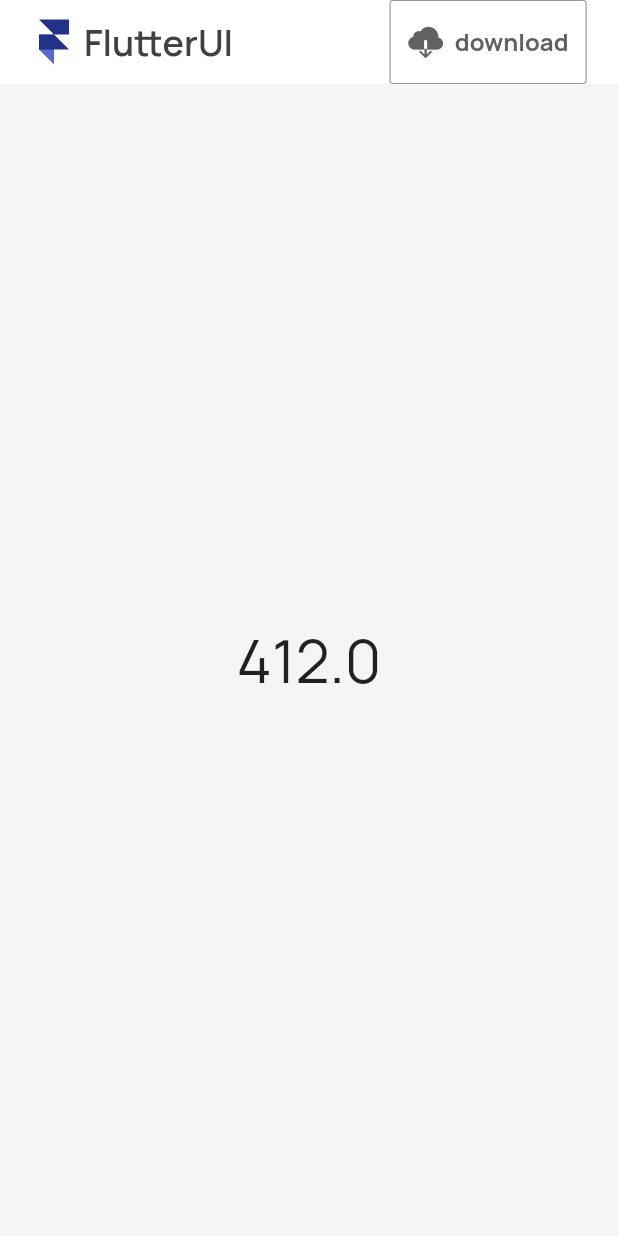
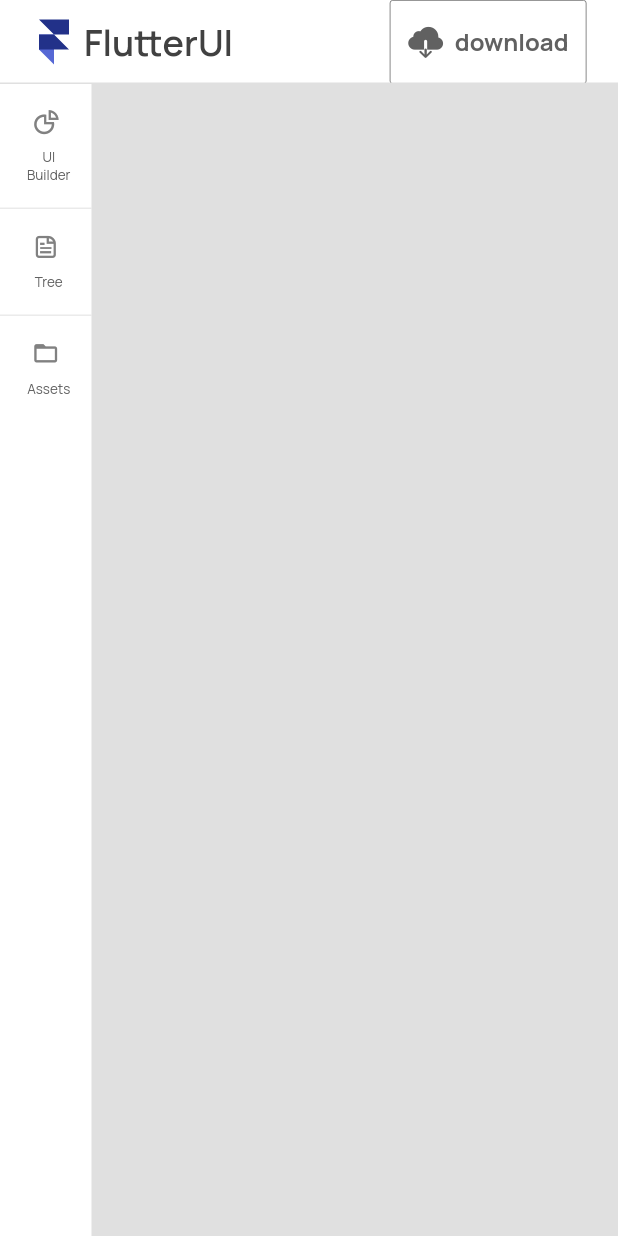
Before and after one commit to sajadmaster/app.FlutterUI.io, a Flutter app: the screen it shows after launch, on a phone screen of 412 x 824 dp. Run offline on Flutter 3.47's test engine with Material 2 defaults, Android fonts, the phone set to English and light mode, and no system bars; our stand-ins replace flutter_svg, get, get_storage; missing offline and left inert: loading_overlay_pro.

Commit message:
Design left navigation

```diff
--- a/lib/constant/colors.dart
+++ b/lib/constant/colors.dart
@@ -7,13 +7,11 @@ class MyColors {
   static const primary = Color(0xFFFCD535);
   static const textPrimary = Color(0xFFF1C204);
   static const onPrimary = Color(0xFF1E2329);
-  static const background = Color(0xFFE5E5E5);
 
   static const red = Color(0xFFEE6055);
   static const error = Color(0xFFB00020);
   static const link = Color(0xFFF1C204);
   static const success = Color(0xFF0AA450);
-  static const divider = Color(0xFFE4E5E5);
   static const subTitle = Color(0xFF4F5661);
   static const desc = Color(0xFF7C8799);
   static const desc2 = Color(0xFFB3B4B6);
@@ -29,6 +27,8 @@ class MyColors {
 
   static const text = Color(0xff000000);
   static const border = grey05;
+  static const divider = grey01;
+  static const background = Color(0xFFFFFFFF);
 
   static const grey01 = Color(0xffe0e0e0);
   static const grey02 = Color(0xffc0c0c0);
--- a/lib/constant/dimens.dart
+++ b/lib/constant/dimens.dart
@@ -2,6 +2,7 @@ import 'dart:ui';
 
 class MyDimens {
   static const double borderWidth = 0.5;
+  static const double divider = 1.0;
   static const double buttonRadius = 2.0;
   static const double radius = 10.0;
   static const double marginHorizontal1 = 21.0;
--- a/lib/constant/icons.dart
+++ b/lib/constant/icons.dart
@@ -1,4 +1,4 @@
-/// Flutter icons MyFlutterApp
+/// Flutter icons MyIcons
 /// Copyright (C) 2021 by original authors @ fluttericon.com, fontello.com
 /// This font was generated by FlutterIcon.com, which is derived from Fontello.
 ///
@@ -21,10 +21,7 @@ class MyIcons {
   static const _kFontFam = 'MyIcons';
   static const String? _kFontPkg = null;
 
-  static const IconData handshake = IconData(0xf2b5, fontFamily: _kFontFam, fontPackage: _kFontPkg);
-  static const IconData docAdd = IconData(0xe801, fontFamily: _kFontFam, fontPackage: _kFontPkg);
-  static const IconData userAdd = IconData(0xe802, fontFamily: _kFontFam, fontPackage: _kFontPkg);
-  static const IconData logo = IconData(0xe803, fontFamily: _kFontFam, fontPackage: _kFontPkg);
-  static const IconData moon = IconData(0xe800, fontFamily: _kFontFam, fontPackage: _kFontPkg);
-
+  static const IconData chart = IconData(0xe800, fontFamily: _kFontFam, fontPackage: _kFontPkg);
+  static const IconData file_document = IconData(0xe801, fontFamily: _kFontFam, fontPackage: _kFontPkg);
+  static const IconData folder = IconData(0xe802, fontFamily: _kFontFam, fontPackage: _kFontPkg);
 }
--- a/lib/constant/strings.dart
+++ b/lib/constant/strings.dart
@@ -4,6 +4,10 @@ class MyStrings {
   static const String appName = 'appName';
   static const String download = 'download';
 
+  static const String uiBuilder = 'uiBuilder';
+  static const String tree = 'tree';
+  static const String assets = 'assets';
+
 
 
 }
--- a/lib/pages/main/controller/controller.dart
+++ b/lib/pages/main/controller/controller.dart
@@ -1,12 +1,42 @@
 import 'package:flutter/cupertino.dart';
+import 'package:flutter/material.dart';
+import 'package:flutterui_web/constant/icons.dart';
 import 'package:flutterui_web/constant/strings.dart';
+import 'package:flutterui_web/pages/main/models/item_left_navigation.dart';
 import 'package:get/get.dart';
 import 'package:get_storage/get_storage.dart';
 
 class MainController extends GetxController {
+  RxString text = MyStrings.appName.tr.obs;
+  RxList<ItemLeftNavigation> items = <ItemLeftNavigation>[].obs;
 
-  RxString text = MyStrings.appName.tr.obs;
+  @override
+  void onInit() {
+    // TODO: implement onInit
+    super.onInit();
+    getItems();
+  }
 
+  getItems() {
+    items.clear();
 
-
+    items.add(
+      ItemLeftNavigation(
+          title: MyStrings.uiBuilder.tr,
+          icon: MyIcons.chart,
+          onPressed: () => null),
+    );
+    items.add(
+      ItemLeftNavigation(
+          title: MyStrings.tree.tr,
+          icon: MyIcons.file_document,
+          onPressed: () => null),
+    );
+    items.add(
+      ItemLeftNavigation(
+          title: MyStrings.assets.tr,
+          icon: Icons.folder_open_outlined,
+          onPressed: () => null),
+    );
+  }
 }
--- /dev/null
+++ b/lib/pages/main/models/item_left_navigation.dart
@@ -0,0 +1,14 @@
+import 'package:flutter/cupertino.dart';
+
+class ItemLeftNavigation {
+  String title;
+  IconData icon;
+  Function() onPressed;
+
+  ItemLeftNavigation({
+    required this.title,
+    required this.icon,
+    required this.onPressed});
+
+
+}
--- a/lib/pages/main/view/body.dart
+++ b/lib/pages/main/view/body.dart
@@ -1,10 +1,30 @@
 part of 'view.dart';
 
 Widget getBody(MainController controller) {
-  return Center(
-    child: Text(
-      Get.width.toString(),
-      style: TextStyle(fontSize: 40),
-    ),
+  return Row(
+    mainAxisSize: MainAxisSize.max,
+    crossAxisAlignment: CrossAxisAlignment.start,
+    children: [
+      SizedBox(
+        width: 61,
+        child: ListView.separated(
+          scrollDirection: Axis.vertical,
+          shrinkWrap: true,
+          physics: const ClampingScrollPhysics(),
+          itemBuilder: (context, index) => _buildItems(controller, index),
+          itemCount: controller.items.length,
+          separatorBuilder: (BuildContext context, int index) {
+            return const DividerWidget();
+          },
+        ),
+      ),
+      Expanded(child: Container(color: MyColors.grey01,),)
+    ],
   );
 }
+
+Widget _buildItems(MainController controller, int index) {
+  ItemLeftNavigation item = controller.items[index];
+  return getLeftNavigationItems(
+      text: item.title, icon: item.icon, onTap: item.onPressed);
+}
--- a/lib/pages/main/view/view.dart
+++ b/lib/pages/main/view/view.dart
@@ -5,7 +5,10 @@ import 'dart:ui';
 import 'package:flutter/material.dart';
 import 'package:flutterui_web/constant/colors.dart';
 import 'package:flutterui_web/constant/images.dart';
+import 'package:flutterui_web/pages/main/models/item_left_navigation.dart';
 import 'package:flutterui_web/widgets/appbar.dart';
+import 'package:flutterui_web/widgets/divider_widget.dart';
+import 'package:flutterui_web/widgets/item_left_navigation.dart';
 import 'package:get/get.dart';
 
 import '../controller/controller.dart';
@@ -22,7 +25,7 @@ class View extends StatelessWidget {
         initState: (state) {},
         builder: (_) {
           return Scaffold(
-              backgroundColor: MyColors.bgArc,
+              backgroundColor: MyColors.background,
               appBar: getAppbar(title: _.text.toString(), iconStart: MyImages.icon,),
               body: getBody(_));
         });
--- a/lib/translations/en_US/en_us_translations.dart
+++ b/lib/translations/en_US/en_us_translations.dart
@@ -3,4 +3,7 @@ import 'package:flutterui_web/constant/strings.dart';
 final Map<String, String> enUS = {
   MyStrings.appName: 'FlutterUI',
   MyStrings.download: 'download',
+  MyStrings.uiBuilder: 'UI\nBuilder',
+  MyStrings.tree: 'Tree',
+  MyStrings.assets: 'Assets',
 };
--- a/lib/widgets/appbar.dart
+++ b/lib/widgets/appbar.dart
@@ -15,6 +15,7 @@ AppBar getAppbar({required String title,
   Function()? onPressed,
   List<Widget>? actions}) {
   return AppBar(
+    shape: const Border(bottom: BorderSide(color: MyColors.divider, width: MyDimens.divider)),
     centerTitle: false,
     backgroundColor: MyColors.header,
     title: Row(
--- /dev/null
+++ b/lib/widgets/divider_widget.dart
@@ -0,0 +1,13 @@
+import 'package:flutterui_web/constant/colors.dart';
+import 'package:flutter/material.dart';
+import 'package:flutterui_web/constant/dimens.dart';
+import 'package:loading_overlay_pro/animations/bouncing_line.dart';
+
+class DividerWidget extends StatelessWidget {
+  const DividerWidget({Key? key}) : super(key: key);
+
+  @override
+  Widget build(BuildContext context) {
+    return const Divider(color: MyColors.divider, height: MyDimens.divider,);
+  }
+}
--- /dev/null
+++ b/lib/widgets/item_left_navigation.dart
@@ -0,0 +1,18 @@
+import 'package:flutter/material.dart';
+import 'package:flutterui_web/constant/colors.dart';
+import 'package:flutterui_web/constant/styles.dart';
+
+import 'text_primary.dart';
+
+Widget getLeftNavigationItems(
+    {required String text, required IconData icon, required Function() onTap}) {
+  return Column(
+    children: [
+      const SizedBox(height: 16.0,),
+      Icon(icon, color: MyColors.grey04, size: 18.3,),
+      const SizedBox(height: 8.0,),
+      TextPrimary(text: text, isCenter: true, style:MyStyles.body3.copyWith(color: MyColors.grey05)),
+      const SizedBox(height: 16.0,),
+    ],
+  );
+}
--- a/lib/widgets/text_primary.dart
+++ b/lib/widgets/text_primary.dart
@@ -8,6 +8,7 @@ class TextPrimary extends StatelessWidget {
   final FontWeight? weight;
   final IconData? icon;
   final bool? isCenter;
+  final TextStyle? style;
 
   const TextPrimary(
       {Key? key,
@@ -16,7 +17,9 @@ class TextPrimary extends StatelessWidget {
       this.color,
       this.weight,
       this.icon,
-      this.isCenter})
+      this.isCenter,
+      this.style,
+      })
       : super(key: key);
 
   @override
@@ -40,7 +43,7 @@ class TextPrimary extends StatelessWidget {
             child: Text(
           text,
           textAlign: isCenter ?? false ? TextAlign.center : TextAlign.start,
-          style: TextStyle(
+          style: style ?? TextStyle(
               fontSize: size ?? 20,
               color: color ?? Colors.black,
               fontWeight: weight ?? FontWeight.normal),
```
Also changed, not shown: assets/fonts/MyIcons.ttf, assets/svg/left_ui_builder_text_mouse_hover.svg (deleted).
